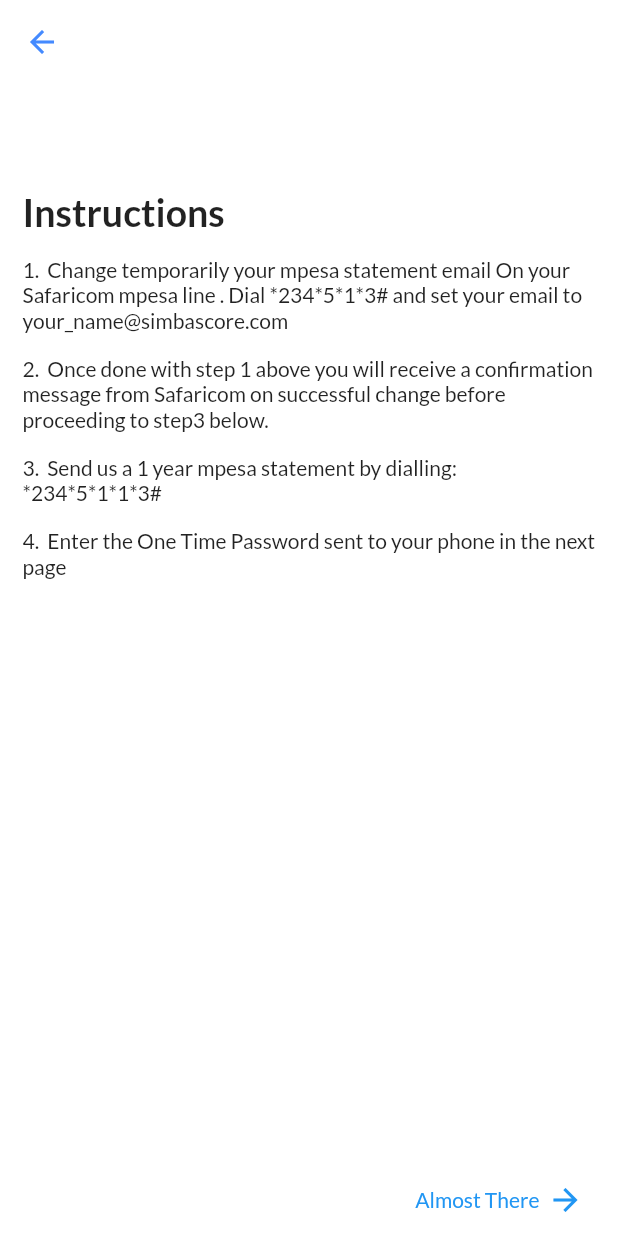
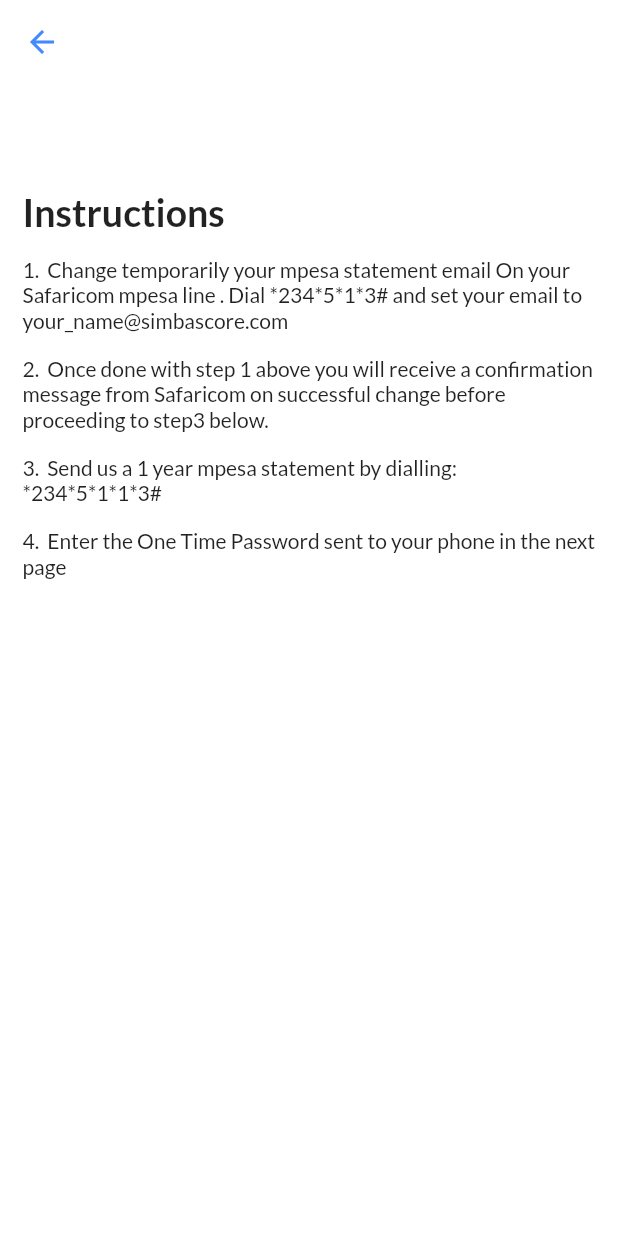
Before and after one commit to CarltonK/kweli-score, a Flutter app: the IntroOne screen opened directly, after a tap on "Let's Go", on a phone screen of 412 x 824 dp. Run offline on Flutter 3.47's test engine with Material 2 defaults, Android fonts, the phone set to English and light mode, and no system bars; our stand-ins replace firebase_analytics, firebase_core, firebase_crashlytics, firebase_messaging, flutter_spinkit, fluttertoast and 2 more; accounts and stored records are empty.

Commit message:
remove unused button

```diff
--- a/lib/screens/Authentication/intro_screens.dart
+++ b/lib/screens/Authentication/intro_screens.dart
@@ -1,5 +1,5 @@
 import 'package:flutter/material.dart';
-import 'package:kweliscore/screens/screens.dart';
+// import 'package:kweliscore/screens/screens.dart';
 import 'package:kweliscore/utilities/constants.dart';
 
 class IntroOne extends StatelessWidget {
@@ -7,7 +7,7 @@ class IntroOne extends StatelessWidget {
   Widget build(BuildContext context) {
     return Scaffold(
       body: Container(
-        padding: EdgeInsets.only(left: 15, right: 15, top: 150),
+        padding: const EdgeInsets.only(left: 15, right: 15, top: 150),
         color: Colors.white,
         child: Column(
           mainAxisAlignment: MainAxisAlignment.center,
@@ -95,21 +95,21 @@ class IntroTwo extends StatelessWidget {
             Text(
                 "4.  Enter the One Time Password sent to your phone in the next page"),
             Expanded(child: Container()),
-            Align(
-              alignment: Alignment.bottomRight,
-              child: TextButton(
-                  onPressed: () {
-                    Navigator.push(context,
-                        MaterialPageRoute(builder: (context) => OTP()));
-                  },
-                  child: Row(
-                    mainAxisSize: MainAxisSize.min,
-                    children: [
-                      Text("Almost There  "),
-                      Icon(Icons.arrow_forward)
-                    ],
-                  )),
-            )
+            // Align(
+            //   alignment: Alignment.bottomRight,
+            //   child: TextButton(
+            //       onPressed: () {
+            //         Navigator.push(context,
+            //             MaterialPageRoute(builder: (context) => OTP()));
+            //       },
+            //       child: Row(
+            //         mainAxisSize: MainAxisSize.min,
+            //         children: [
+            //           Text("Almost There  "),
+            //           Icon(Icons.arrow_forward)
+            //         ],
+            //       )),
+            // )
           ],
         ),
       ),
```
